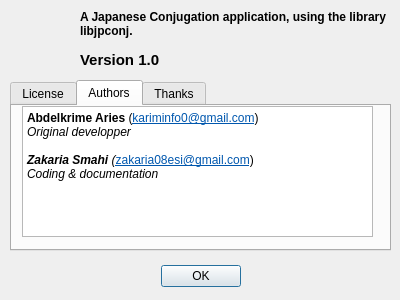
This is jpconj/about.ui in anqafalak/japkatsuyou as Qt 5 draws it before an edit. The edited form follows.
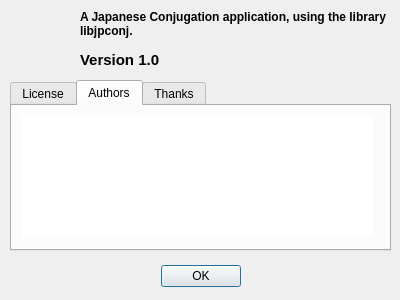
This is the edited form. The open tabs and pages were chosen to show the change. Icons and pictures are not drawn.

Commit message: simplify modification of about information

```diff
--- a/jpconj/about.ui
+++ b/jpconj/about.ui
@@ -183,25 +183,33 @@
     <attribute name="title">
      <string>Authors</string>
     </attribute>
-    <widget class="QTextEdit" name="authore">
+    <widget class="QTextBrowser" name="authorsText">
      <property name="geometry">
       <rect>
        <x>10</x>
-       <y>0</y>
+       <y>10</y>
        <width>351</width>
-       <height>131</height>
+       <height>121</height>
       </rect>
      </property>
+     <property name="frameShape">
+      <enum>QFrame::NoFrame</enum>
+     </property>
+     <property name="frameShadow">
+      <enum>QFrame::Plain</enum>
+     </property>
+     <property name="horizontalScrollBarPolicy">
+      <enum>Qt::ScrollBarAlwaysOff</enum>
+     </property>
      <property name="html">
-      <string>&lt;!DOCTYPE HTML PUBLIC &quot;-//W3C//DTD HTML 4.0//EN&quot; &quot;http://www.w3.org/TR/REC-html40/strict.dtd&quot;&gt;
+      <string notr="true">&lt;!DOCTYPE HTML PUBLIC &quot;-//W3C//DTD HTML 4.0//EN&quot; &quot;http://www.w3.org/TR/REC-html40/strict.dtd&quot;&gt;
 &lt;html&gt;&lt;head&gt;&lt;meta name=&quot;qrichtext&quot; content=&quot;1&quot; /&gt;&lt;style type=&quot;text/css&quot;&gt;
 p, li { white-space: pre-wrap; }
 &lt;/style&gt;&lt;/head&gt;&lt;body style=&quot; font-family:'DejaVu Sans'; font-size:9pt; font-weight:400; font-style:normal;&quot;&gt;
-&lt;p style=&quot; margin-top:0px; margin-bottom:0px; margin-left:0px; margin-right:0px; -qt-block-indent:0; text-indent:0px;&quot;&gt;&lt;span style=&quot; font-weight:600;&quot;&gt;Abdelkrime Aries&lt;/span&gt; (&lt;a href=&quot;kariminfo0@gmail.com&quot;&gt;&lt;span style=&quot; text-decoration: underline; color:#0057ae;&quot;&gt;kariminfo0@gmail.com&lt;/span&gt;&lt;/a&gt;)&lt;/p&gt;
-&lt;p style=&quot; margin-top:0px; margin-bottom:0px; margin-left:0px; margin-right:0px; -qt-block-indent:0; text-indent:0px;&quot;&gt;&lt;span style=&quot; font-style:italic;&quot;&gt;Original developper&lt;/span&gt;&lt;/p&gt;
-&lt;p style=&quot;-qt-paragraph-type:empty; margin-top:0px; margin-bottom:0px; margin-left:0px; margin-right:0px; -qt-block-indent:0; text-indent:0px; font-style:italic;&quot;&gt;&lt;br /&gt;&lt;/p&gt;
-&lt;p style=&quot; margin-top:0px; margin-bottom:0px; margin-left:0px; margin-right:0px; -qt-block-indent:0; text-indent:0px;&quot;&gt;&lt;span style=&quot; font-weight:600; font-style:italic;&quot;&gt;Zakaria Smahi&lt;/span&gt;&lt;span style=&quot; font-style:italic;&quot;&gt; (&lt;/span&gt;&lt;a href=&quot;zakaria08esi@gmail.com&quot;&gt;&lt;span style=&quot; text-decoration: underline; color:#0057ae;&quot;&gt;zakaria08esi@gmail.com&lt;/span&gt;&lt;/a&gt;)&lt;/p&gt;
-&lt;p style=&quot; margin-top:0px; margin-bottom:0px; margin-left:0px; margin-right:0px; -qt-block-indent:0; text-indent:0px;&quot;&gt;&lt;span style=&quot; font-style:italic;&quot;&gt;Coding &amp;amp; documentation&lt;/span&gt;&lt;/p&gt;&lt;/body&gt;&lt;/html&gt;</string>
+&lt;p style=&quot;-qt-paragraph-type:empty; margin-top:0px; margin-bottom:0px; margin-left:0px; margin-right:0px; -qt-block-indent:0; text-indent:0px;&quot;&gt;&lt;br /&gt;&lt;/p&gt;&lt;/body&gt;&lt;/html&gt;</string>
+     </property>
+     <property name="openLinks">
+      <bool>false</bool>
      </property>
     </widget>
    </widget>
```
Left out of the diff: 50 changed lines with no effect on the pictures. The commit also changes 8 other files.
